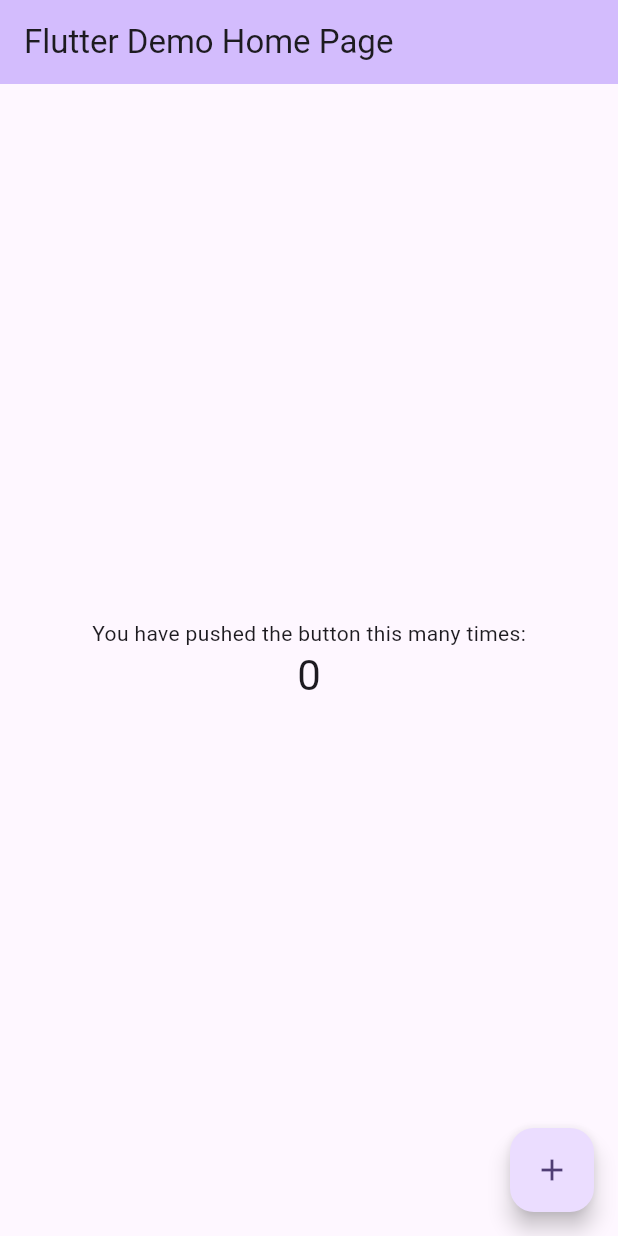
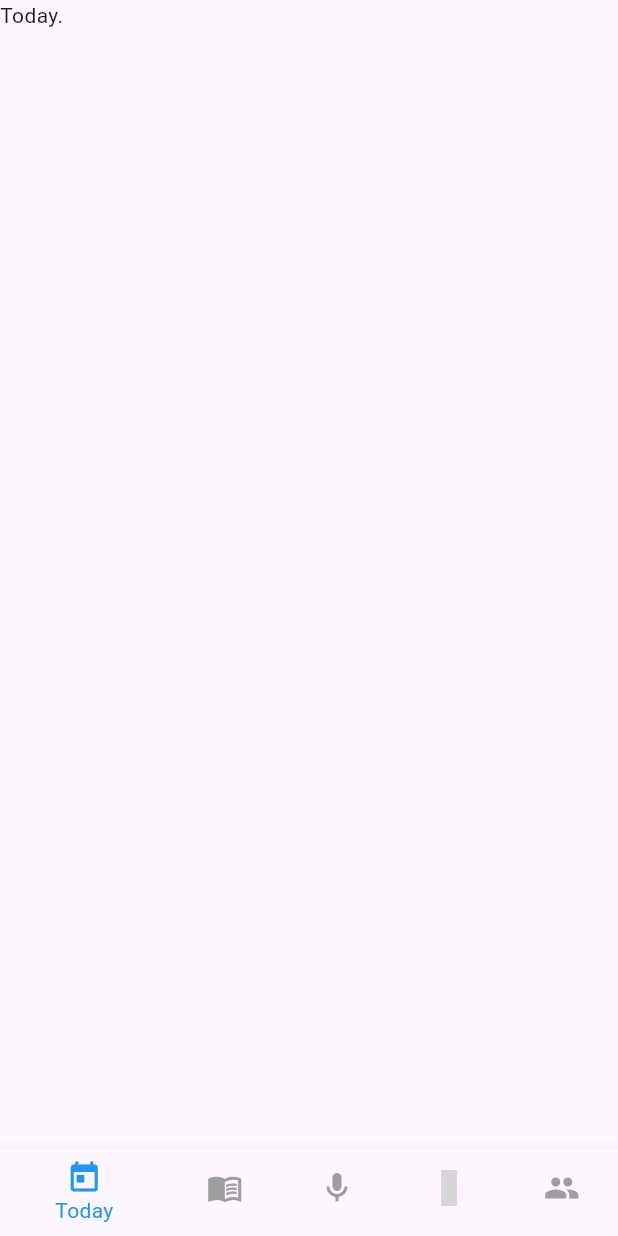
Before and after one commit to VG-Fish/meal_mind, a Flutter app: the screen it shows after launch, on a phone screen of 412 x 824 dp. Run offline on Flutter 3.47's test engine with Material 3 defaults, Android fonts, the phone set to English and light mode, and no system bars; our stand-ins replace material_design_icons_flutter; grey boxes are pictures that could not be loaded.

Commit message:
Got a bottom navigation bar now

```diff
--- a/lib/main.dart
+++ b/lib/main.dart
@@ -1,122 +1,143 @@
 import 'package:flutter/material.dart';
 
+import 'pages/components/main_screen.dart';
+
 void main() {
-  runApp(const MyApp());
+  runApp(const MealMind());
 }
 
-class MyApp extends StatelessWidget {
-  const MyApp({super.key});
+class MealMind extends StatelessWidget {
+  const MealMind({super.key});
 
-  // This widget is the root of your application.
   @override
   Widget build(BuildContext context) {
     return MaterialApp(
-      title: 'Flutter Demo',
       theme: ThemeData(
-        // This is the theme of your application.
-        //
-        // TRY THIS: Try running your application with "flutter run". You'll see
-        // the application has a purple toolbar. Then, without quitting the app,
-        // try changing the seedColor in the colorScheme below to Colors.green
-        // and then invoke "hot reload" (save your changes or press the "hot
-        // reload" button in a Flutter-supported IDE, or press "r" if you used
-        // the command line to start the app).
-        //
-        // Notice that the counter didn't reset back to zero; the application
-        // state is not lost during the reload. To reset the state, use hot
-        // restart instead.
-        //
-        // This works for code too, not just values: Most code changes can be
-        // tested with just a hot reload.
-        colorScheme: ColorScheme.fromSeed(seedColor: Colors.deepPurple),
+        brightness: Brightness.light,
+        bottomNavigationBarTheme: BottomNavigationBarThemeData(
+          selectedItemColor: Colors.blue,
+          unselectedItemColor: Colors.grey,
+          backgroundColor: Colors.white,
+        ),
       ),
-      home: const MyHomePage(title: 'Flutter Demo Home Page'),
+      home: MainScreen(),
     );
   }
 }
 
-class MyHomePage extends StatefulWidget {
-  const MyHomePage({super.key, required this.title});
+// class MyApp extends StatelessWidget {
+//   const MyApp({super.key});
 
-  // This widget is the home page of your application. It is stateful, meaning
-  // that it has a State object (defined below) that contains fields that affect
-  // how it looks.
+//   // This widget is the root of your application.
+//   @override
+//   Widget build(BuildContext context) {
+//     return MaterialApp(
+//       title: 'Flutter Demo',
+//       theme: ThemeData(
+//         // This is the theme of your application.
+//         //
+//         // TRY THIS: Try running your application with "flutter run". You'll see
+//         // the application has a purple toolbar. Then, without quitting the app,
+//         // try changing the seedColor in the colorScheme below to Colors.green
+//         // and then invoke "hot reload" (save your changes or press the "hot
+//         // reload" button in a Flutter-supported IDE, or press "r" if you used
+//         // the command line to start the app).
+//         //
+//         // Notice that the counter didn't reset back to zero; the application
+//         // state is not lost during the reload. To reset the state, use hot
+//         // restart instead.
+//         //
+//         // This works for code too, not just values: Most code changes can be
+//         // tested with just a hot reload.
+//         colorScheme: ColorScheme.fromSeed(seedColor: Colors.deepPurple),
+//       ),
+//       home: const MyHomePage(title: 'Flutter Demo Home Page'),
+//     );
+//   }
+// }
 
-  // This class is the configuration for the state. It holds the values (in this
-  // case the title) provided by the parent (in this case the App widget) and
-  // used by the build method of the State. Fields in a Widget subclass are
-  // always marked "final".
+// class MyHomePage extends StatefulWidget {
+//   const MyHomePage({super.key, required this.title});
 
-  final String title;
+//   // This widget is the home page of your application. It is stateful, meaning
+//   // that it has a State object (defined below) that contains fields that affect
+//   // how it looks.
 
-  @override
-  State<MyHomePage> createState() => _MyHomePageState();
-}
+//   // This class is the configuration for the state. It holds the values (in this
+//   // case the title) provided by the parent (in this case the App widget) and
+//   // used by the build method of the State. Fields in a Widget subclass are
+//   // always marked "final".
 
-class _MyHomePageState extends State<MyHomePage> {
-  int _counter = 0;
+//   final String title;
 
-  void _incrementCounter() {
-    setState(() {
-      // This call to setState tells the Flutter framework that something has
-      // changed in this State, which causes it to rerun the build method below
-      // so that the display can reflect the updated values. If we changed
-      // _counter without calling setState(), then the build method would not be
-      // called again, and so nothing would appear to happen.
-      _counter++;
-    });
-  }
+//   @override
+//   State<MyHomePage> createState() => _MyHomePageState();
+// }
 
-  @override
-  Widget build(BuildContext context) {
-    // This method is rerun every time setState is called, for instance as done
-    // by the _incrementCounter method above.
-    //
-    // The Flutter framework has been optimized to make rerunning build methods
-    // fast, so that you can just rebuild anything that needs updating rather
-    // than having to individually change instances of widgets.
-    return Scaffold(
-      appBar: AppBar(
-        // TRY THIS: Try changing the color here to a specific color (to
-        // Colors.amber, perhaps?) and trigger a hot reload to see the AppBar
-        // change color while the other colors stay the same.
-        backgroundColor: Theme.of(context).colorScheme.inversePrimary,
-        // Here we take the value from the MyHomePage object that was created by
-        // the App.build method, and use it to set our appbar title.
-        title: Text(widget.title),
-      ),
-      body: Center(
-        // Center is a layout widget. It takes a single child and positions it
-        // in the middle of the parent.
-        child: Column(
-          // Column is also a layout widget. It takes a list of children and
-          // arranges them vertically. By default, it sizes itself to fit its
-          // children horizontally, and tries to be as tall as its parent.
-          //
-          // Column has various properties to control how it sizes itself and
-          // how it positions its children. Here we use mainAxisAlignment to
-          // center the children vertically; the main axis here is the vertical
-          // axis because Columns are vertical (the cross axis would be
-          // horizontal).
-          //
-          // TRY THIS: Invoke "debug painting" (choose the "Toggle Debug Paint"
-          // action in the IDE, or press "p" in the console), to see the
-          // wireframe for each widget.
-          mainAxisAlignment: MainAxisAlignment.center,
-          children: <Widget>[
-            const Text('You have pushed the button this many times:'),
-            Text(
-              '$_counter',
-              style: Theme.of(context).textTheme.headlineMedium,
-            ),
-          ],
-        ),
-      ),
-      floatingActionButton: FloatingActionButton(
-        onPressed: _incrementCounter,
-        tooltip: 'Increment',
-        child: const Icon(Icons.add),
-      ), // This trailing comma makes auto-formatting nicer for build methods.
-    );
-  }
-}
+// class _MyHomePageState extends State<MyHomePage> {
+//   int _counter = 0;
+
+//   void _incrementCounter() {
+//     setState(() {
+//       // This call to setState tells the Flutter framework that something has
+//       // changed in this State, which causes it to rerun the build method below
+//       // so that the display can reflect the updated values. If we changed
+//       // _counter without calling setState(), then the build method would not be
+//       // called again, and so nothing would appear to happen.
+//       _counter++;
+//     });
+//   }
+
+//   @override
+//   Widget build(BuildContext context) {
+//     // This method is rerun every time setState is called, for instance as done
+//     // by the _incrementCounter method above.
+//     //
+//     // The Flutter framework has been optimized to make rerunning build methods
+//     // fast, so that you can just rebuild anything that needs updating rather
+//     // than having to individually change instances of widgets.
+//     return Scaffold(
+//       appBar: AppBar(
+//         // TRY THIS: Try changing the color here to a specific color (to
+//         // Colors.amber, perhaps?) and trigger a hot reload to see the AppBar
+//         // change color while the other colors stay the same.
+//         backgroundColor: Theme.of(context).colorScheme.inversePrimary,
+//         // Here we take the value from the MyHomePage object that was created by
+//         // the App.build method, and use it to set our appbar title.
+//         title: Text(widget.title),
+//       ),
+//       body: Center(
+//         // Center is a layout widget. It takes a single child and positions it
+//         // in the middle of the parent.
+//         child: Column(
+//           // Column is also a layout widget. It takes a list of children and
+//           // arranges them vertically. By default, it sizes itself to fit its
+//           // children horizontally, and tries to be as tall as its parent.
+//           //
+//           // Column has various properties to control how it sizes itself and
+//           // how it positions its children. Here we use mainAxisAlignment to
+//           // center the children vertically; the main axis here is the vertical
+//           // axis because Columns are vertical (the cross axis would be
+//           // horizontal).
+//           //
+//           // TRY THIS: Invoke "debug painting" (choose the "Toggle Debug Paint"
+//           // action in the IDE, or press "p" in the console), to see the
+//           // wireframe for each widget.
+//           mainAxisAlignment: MainAxisAlignment.center,
+//           children: <Widget>[
+//             const Text('You have pushed the button this many times:'),
+//             Text(
+//               '$_counter',
+//               style: Theme.of(context).textTheme.headlineMedium,
+//             ),
+//           ],
+//         ),
+//       ),
+//       floatingActionButton: FloatingActionButton(
+//         onPressed: _incrementCounter,
+//         tooltip: 'Increment',
+//         child: const Icon(Icons.add),
+//       ), // This trailing comma makes auto-formatting nicer for build methods.
+//     );
+//   }
+// }
--- /dev/null
+++ b/lib/pages/chef/chef.dart
@@ -0,0 +1,10 @@
+import "package:flutter/material.dart";
+
+class ChefPage extends StatelessWidget {
+  const ChefPage({super.key});
+
+  @override
+  Widget build(BuildContext context) {
+    return Text("Hello.");
+  }
+}
--- /dev/null
+++ b/lib/pages/components/main_screen.dart
@@ -0,0 +1,60 @@
+import 'package:flutter/material.dart';
+import 'package:material_design_icons_flutter/material_design_icons_flutter.dart';
+
+import '../chef/chef.dart';
+import '../current/current.dart';
+import '../recipes/recipes.dart';
+import '../social/social.dart';
+import '../today/today.dart';
+
+class MainScreen extends StatefulWidget {
+  const MainScreen({super.key});
+
+  @override
+  State<MainScreen> createState() => _MainScreenState();
+}
+
+class _MainScreenState extends State<MainScreen> {
+  int _selectedIndex = 0;
+
+  final List<Widget> _pages = [
+    TodayPage(),
+    CurrentPage(),
+    ChefPage(),
+    RecipesPage(),
+    SocialPage(),
+  ];
+
+  void _onItemTapped(int index) {
+    setState(() {
+      _selectedIndex = index;
+    });
+  }
+
+  @override
+  Widget build(BuildContext context) {
+    return Scaffold(
+      body: _pages[_selectedIndex],
+      bottomNavigationBar: BottomNavigationBar(
+        currentIndex: _selectedIndex,
+        onTap: _onItemTapped,
+        items: [
+          BottomNavigationBarItem(icon: Icon(Icons.today), label: "Today"),
+          BottomNavigationBarItem(
+            icon: Icon(Icons.menu_book),
+            label: "Current",
+          ),
+          BottomNavigationBarItem(
+            icon: Icon(Icons.mic_outlined),
+            label: "Chef",
+          ),
+          BottomNavigationBarItem(
+            icon: Icon(MdiIcons.silverware),
+            label: "Recipes",
+          ),
+          BottomNavigationBarItem(icon: Icon(Icons.people), label: "Social"),
+        ],
+      ),
+    );
+  }
+}
--- /dev/null
+++ b/lib/pages/current/current.dart
@@ -0,0 +1,10 @@
+import 'package:flutter/material.dart';
+
+class CurrentPage extends StatelessWidget {
+  const CurrentPage({super.key});
+
+  @override
+  Widget build(BuildContext context) {
+    return Text("Current.");
+  }
+}
--- /dev/null
+++ b/lib/pages/recipes/recipes.dart
@@ -0,0 +1,10 @@
+import 'package:flutter/material.dart';
+
+class RecipesPage extends StatelessWidget {
+  const RecipesPage({super.key});
+
+  @override
+  Widget build(BuildContext context) {
+    return Text("Recipes.");
+  }
+}
--- /dev/null
+++ b/lib/pages/social/social.dart
@@ -0,0 +1,10 @@
+import 'package:flutter/material.dart';
+
+class SocialPage extends StatelessWidget {
+  const SocialPage({super.key});
+
+  @override
+  Widget build(BuildContext context) {
+    return Text("Social.");
+  }
+}
--- /dev/null
+++ b/lib/pages/today/today.dart
@@ -0,0 +1,10 @@
+import 'package:flutter/material.dart';
+
+class TodayPage extends StatelessWidget {
+  const TodayPage({super.key});
+
+  @override
+  Widget build(BuildContext context) {
+    return Text("Today.");
+  }
+}
--- a/pubspec.yaml
+++ b/pubspec.yaml
@@ -34,6 +34,7 @@ dependencies:
   # The following adds the Cupertino Icons font to your application.
   # Use with the CupertinoIcons class for iOS style icons.
   cupertino_icons: ^1.0.8
+  material_design_icons_flutter: ^7.0.7296
 
 dev_dependencies:
   flutter_test:
```
Also changed, not shown: pubspec.lock, 1 other file.
